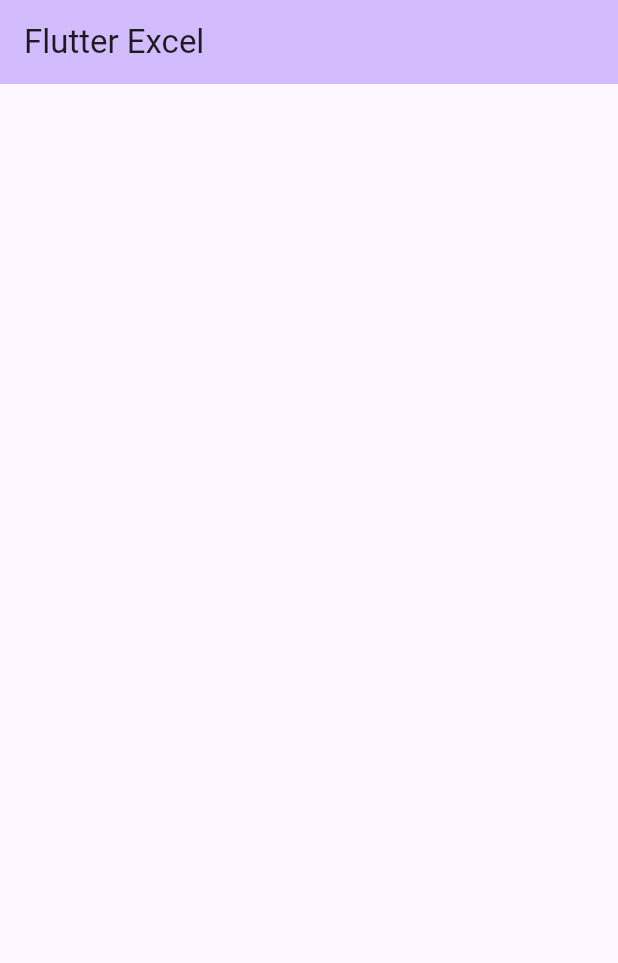
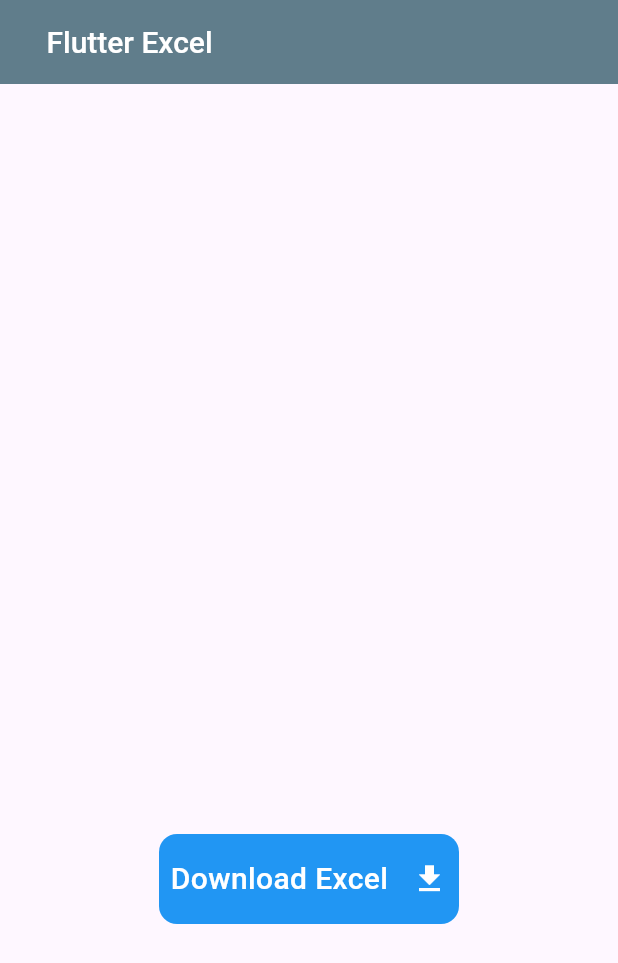
Before and after one commit to Marques960/Flutter-OfficeChart-RoadMap, a Flutter app: the screen it shows after launch, on a phone screen of 412 x 824 dp. Shown: the top 963 px of the screen. Run offline on Flutter 3.47's test engine with Material 3 defaults, Android fonts, the phone set to English and light mode, and no system bars.

Commit message:
pagina main.dart finalizada / criação pagina para inseri a função do excel

```diff
--- a/excel/analysis_options.yaml
+++ b/excel/analysis_options.yaml
@@ -9,7 +9,8 @@
 # packages, and plugins designed to encourage good coding practices.
 analyzer:
   errors:
-    prefer_const_constructors: ignore
+    prefer_const_constructors: ignore ignore
+    prefer_const_literals_to_create_immutables: ignore
 include: package:flutter_lints/flutter.yaml
 
 linter:
--- a/excel/lib/main.dart
+++ b/excel/lib/main.dart
@@ -1,3 +1,5 @@
+// ignore_for_file: prefer_const_constructors
+
 import 'package:flutter/material.dart';
 
 void main() {
@@ -7,11 +9,10 @@ void main() {
 class MyApp extends StatelessWidget {
   const MyApp({super.key});
 
-  // This widget is the root of your application.
   @override
   Widget build(BuildContext context) {
     return MaterialApp(
-      title: 'Flutter Demo',
+      debugShowCheckedModeBanner: false,
       theme: ThemeData(
         colorScheme: ColorScheme.fromSeed(seedColor: Colors.deepPurple),
         useMaterial3: true,
@@ -34,15 +35,53 @@ class _MyHomePageState extends State<MyHomePage> {
   Widget build(BuildContext context) {
     return Scaffold(
       appBar: AppBar(
-        backgroundColor: Theme.of(context).colorScheme.inversePrimary,
-        title: Text(
-          "Flutter Excel"
+        backgroundColor: Colors.blueGrey,
+        title: Padding(
+          padding: const EdgeInsets.only(left: 15),
+          child: Text(
+            "Flutter Excel",
+            style: TextStyle(
+              fontSize: 20,
+              color: Colors.white,
+              fontWeight: FontWeight.w500,
+            ),
+          ),
         ),
       ),
-      body: const Center(
+      body: Center(
         child: Column(
           children: [
-
+            SizedBox(height: 500),
+            GestureDetector(
+              onTap: () {},
+              child: Container(
+                width: 200,
+                height: 60,
+                decoration: BoxDecoration(
+                  borderRadius: BorderRadius.circular(12),
+                  color: Colors.blue
+                ),
+                child: Row(
+                  mainAxisAlignment: MainAxisAlignment.spaceAround,
+                  children: [
+                    Center(
+                      child: Text(
+                        "Download Excel",
+                        style: TextStyle(
+                          color: Colors.white,
+                          fontSize: 20,
+                          fontWeight: FontWeight.w500,
+                        ),
+                      ),
+                    ),
+                    Icon(
+                      Icons.download,
+                      color: Colors.white,
+                    )
+                  ],
+                ),
+              ),
+            )
           ],
         ),
       ),
```
Also changed, not shown: excel/lib/func_excel.dart (added).
